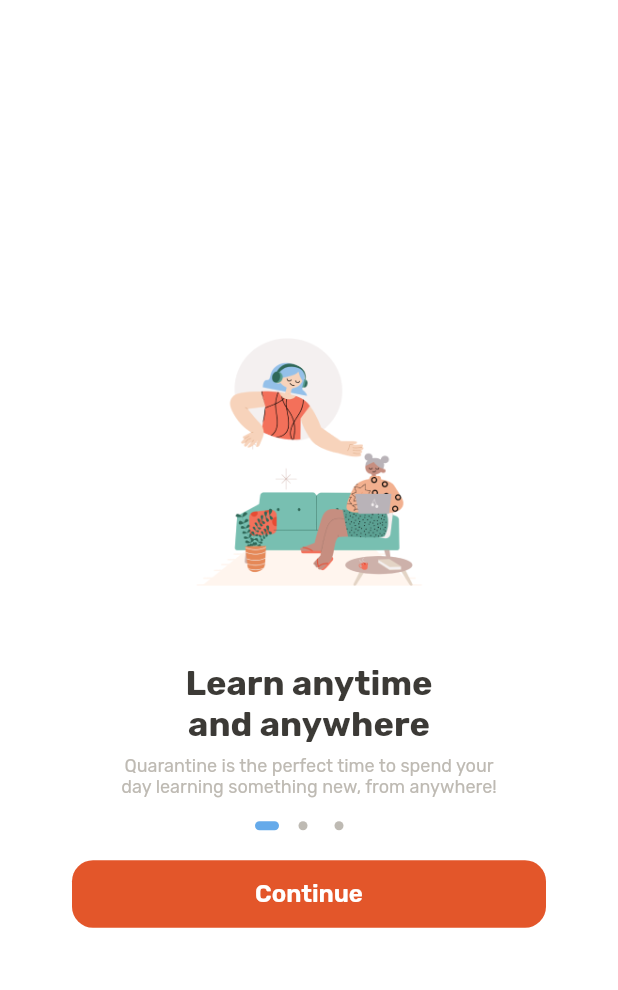
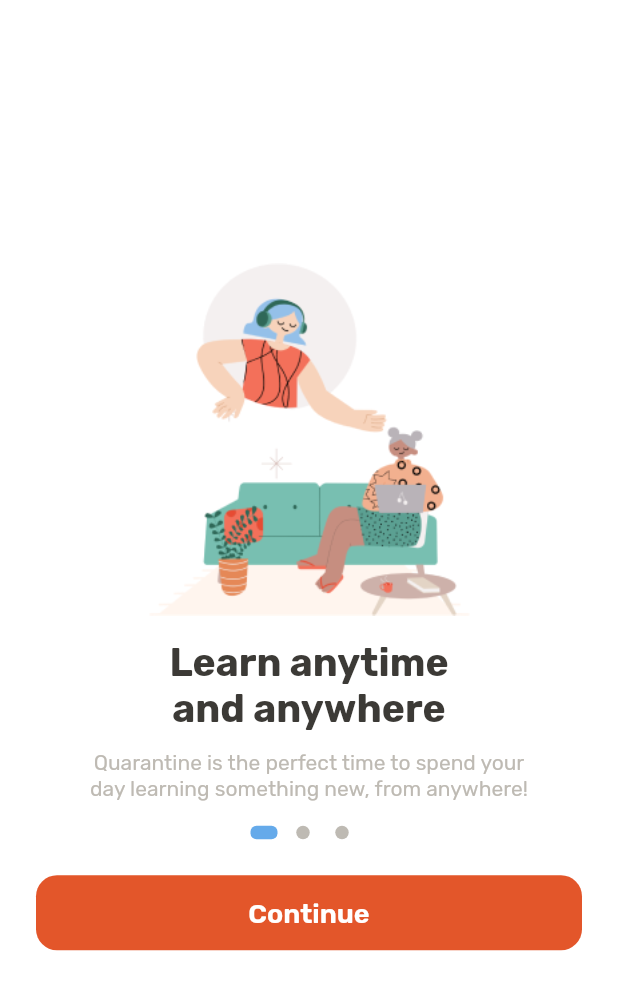
Before and after one commit to nabilhudarizalulhaq/learning_app, a Flutter app: the screen it shows after launch, on a phone screen of 412 x 824 dp. Shown: the top 990 px of the screen. Run offline on Flutter 3.47's test engine with Material 2 defaults, Android fonts, the light colour scheme and no system bars; drawn by our look-alikes of carousel_slider; our stand-ins replace google_fonts.

Commit message:
fix widget

```diff
--- a/lib/ui/screen/home_page.dart
+++ b/lib/ui/screen/home_page.dart
@@ -97,7 +97,7 @@ class _HomePageState extends State<HomePage> {
                   },
                   icon: Image.asset(
                     'assets/ic_setting.png',
-                    width: 50,
+                    width: 60,
                     color: currentIndex == 2 ? primaryColor : gray,
                   ),
                 ),
--- a/lib/ui/screen/onboarding_page.dart
+++ b/lib/ui/screen/onboarding_page.dart
@@ -36,7 +36,7 @@ class _OnboardingPageState extends State<OnboardingPage> {
         mainAxisAlignment: MainAxisAlignment.center,
         children: [
           SizedBox(
-            width: 235,
+            // width: 235,
             child: CarouselSlider(
               items: [
                 Image.asset(
@@ -71,25 +71,25 @@ class _OnboardingPageState extends State<OnboardingPage> {
               margin: const EdgeInsets.symmetric(
                 horizontal: 24,
               ),
-              padding: const EdgeInsets.symmetric(horizontal: 24),
+              // padding: const EdgeInsets.symmetric(horizontal: 24),
               child: Column(
                 mainAxisAlignment: MainAxisAlignment.center,
                 children: [
                   Text(
                     titles[currentIndex],
                     style: blackTextStyle.copyWith(
-                      fontSize: 23,
+                      fontSize: 26,
                       fontWeight: bold,
                     ),
                     textAlign: TextAlign.center,
                   ),
                   const SizedBox(
-                    height: 8,
+                    height: 12,
                   ),
                   Text(
                     subtitle[currentIndex],
                     style: greyTextStyle.copyWith(
-                      fontSize: 12,
+                      fontSize: 14,
                     ),
                     textAlign: TextAlign.center,
                   ),
@@ -100,8 +100,8 @@ class _OnboardingPageState extends State<OnboardingPage> {
                     mainAxisAlignment: MainAxisAlignment.center,
                     children: [
                       Container(
-                        width: 16,
-                        height: 6,
+                        width: 18,
+                        height: 9,
                         margin: const EdgeInsets.only(right: 8),
                         decoration: BoxDecoration(
                           shape: currentIndex == 0
@@ -114,8 +114,8 @@ class _OnboardingPageState extends State<OnboardingPage> {
                         ),
                       ),
                       Container(
-                        width: 16,
-                        height: 6,
+                        width: 18,
+                        height: 9,
                         margin: const EdgeInsets.only(right: 8),
                         decoration: BoxDecoration(
                           shape: currentIndex == 1
@@ -128,8 +128,8 @@ class _OnboardingPageState extends State<OnboardingPage> {
                         ),
                       ),
                       Container(
-                        width: 16,
-                        height: 6,
+                        width: 18,
+                        height: 9,
                         margin: const EdgeInsets.only(right: 8),
                         decoration: BoxDecoration(
                           shape: currentIndex == 2
@@ -144,7 +144,7 @@ class _OnboardingPageState extends State<OnboardingPage> {
                     ],
                   ),
                   const SizedBox(
-                    height: 20,
+                    height: 24,
                   ),
                   currentIndex == 2
                       ? CustomFilledButton(
--- a/lib/ui/screen/widgets/bottons.dart
+++ b/lib/ui/screen/widgets/bottons.dart
@@ -11,7 +11,7 @@ class CustomFilledButton extends StatelessWidget {
     super.key,
     required this.title,
     this.width = double.infinity,
-    this.height = 45,
+    this.height = 50,
     this.onPressed,
   });
 
@@ -31,7 +31,7 @@ class CustomFilledButton extends StatelessWidget {
         child: Text(
           title,
           style: whiteTextStyle.copyWith(
-            fontSize: 16,
+            fontSize: 18,
             fontWeight: semiBold,
           ),
         ),
```
Also changed, not shown: lib/ui/screen/widgets/buttons_appbar.dart (+28 -28 lines).
